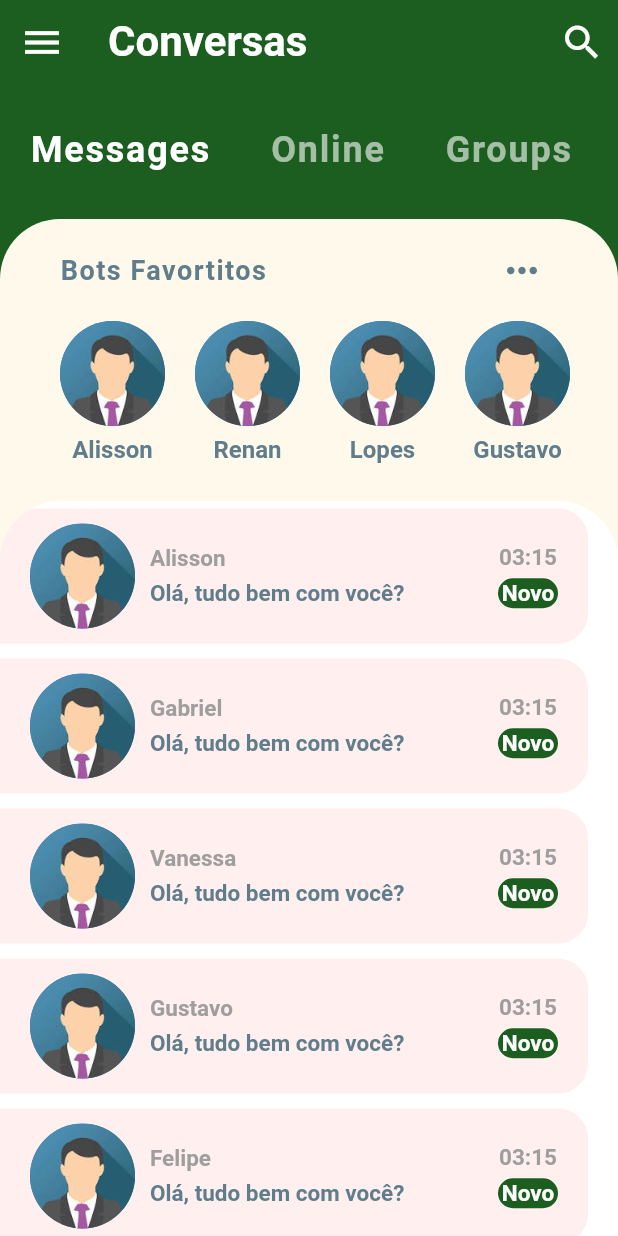
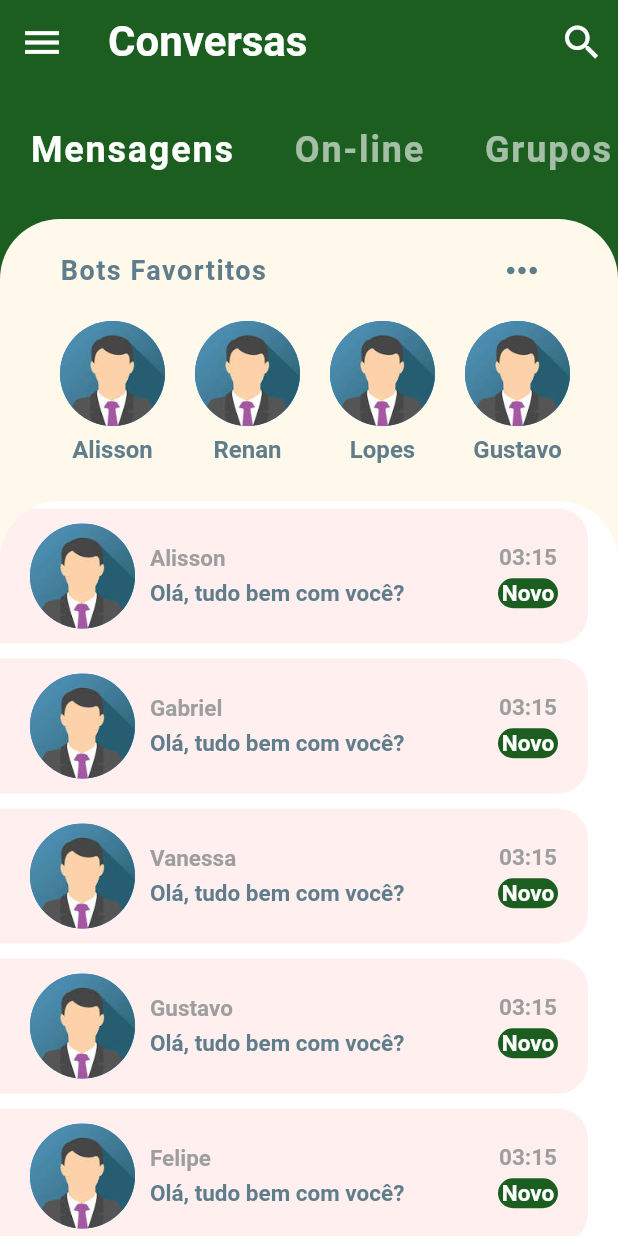
Before and after one commit to exceptionai/mobo, a Flutter app: the screen it shows after launch, on a phone screen of 412 x 824 dp. Run offline on Flutter 3.47's test engine with Material 2 defaults, Android fonts, the phone set to English and light mode, and no system bars.

Commit message:
alteracao na home screen

```diff
--- a/lib/widgets/category_selector.dart
+++ b/lib/widgets/category_selector.dart
@@ -7,7 +7,7 @@ class CategorySelector extends StatefulWidget {
 
 class _CategorySelectorState extends State<CategorySelector> {
   int selectCategory = 0;
-  final List<String> categories = ['Messages', 'Online', 'Groups', 'Requests'];
+  final List<String> categories = ['Mensagens', 'On-line', 'Grupos', 'Não Lidos'];
 
   @override
   Widget build(BuildContext context) {
```
